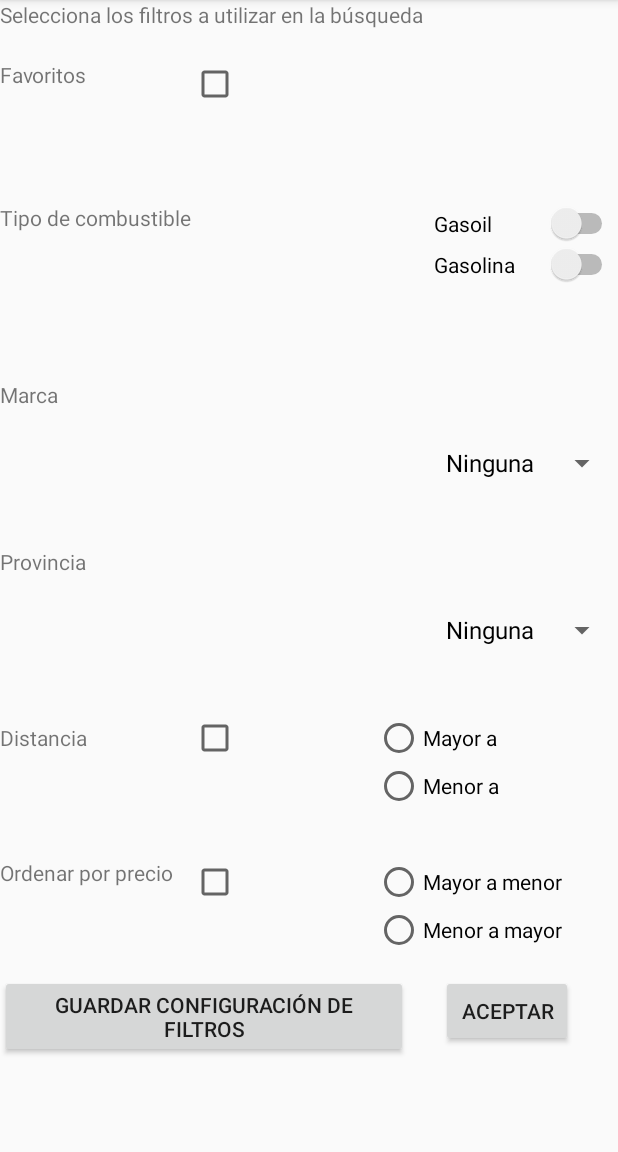
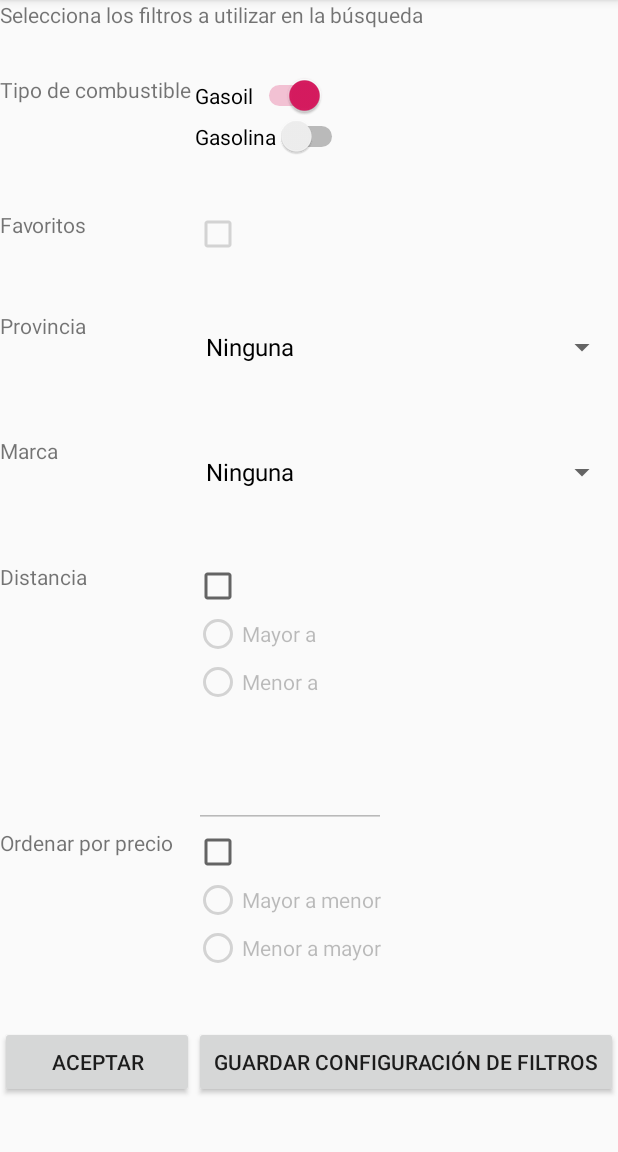
Before and after one commit to isunican/AppGasolinerasGrupo5, an Android app: the screen it shows after launch (FilterActivity), after a tap on "MOSTRAR FILTROS", on a phone screen of 412 x 824 dp, the part 84-1236 px from its top. Run offline under Robolectric (Android 15) with nearby library versions, the phone set to English and light mode, and no system bars; network calls fail; 1 statement that could not run was skipped.

Commit message:
Añadida mejora de la interfaz gráfica.

```diff
--- a/AndroidProject/app/src/main/java/com/isunican/proyectobase/Views/FilterActivity.java
+++ b/AndroidProject/app/src/main/java/com/isunican/proyectobase/Views/FilterActivity.java
@@ -1,19 +1,19 @@
 package com.isunican.proyectobase.Views;
 
 import androidx.appcompat.app.AppCompatActivity;
-import com.isunican.proyectobase.Presenter.*;
 import com.isunican.proyectobase.Model.*;
 import com.isunican.proyectobase.R;
 
 import android.os.Bundle;
-import android.view.View;
-import android.widget.AdapterView;
 import android.widget.ArrayAdapter;
-import android.widget.ListView;
+import android.widget.CheckBox;
+import android.widget.CompoundButton;
+import android.widget.EditText;
+import android.widget.RadioButton;
 import android.widget.Spinner;
+import android.widget.Switch;
 
 import java.util.ArrayList;
-import java.util.List;
 
 public class FilterActivity extends AppCompatActivity {
 
@@ -23,6 +23,20 @@ public class FilterActivity extends AppCompatActivity {
     ArrayList<String> marcas;
     ArrayList<String> provincias;
 
+    CheckBox checkDistancia;
+    CheckBox checkPrecio;
+    CheckBox checkFavoritos;
+
+    RadioButton r_distancia_mayorA;
+    RadioButton r_distancia_menorA;
+
+    RadioButton r_precio_mayorAMenor;
+    RadioButton r_precio_menorAMayor;
+
+    EditText textNumberDistancia;
+
+    Switch switchGasoil;
+
     @Override
     protected void onCreate(Bundle savedInstanceState) {
         super.onCreate(savedInstanceState);
@@ -31,15 +45,21 @@ public class FilterActivity extends AppCompatActivity {
         spinnerMarca = findViewById(R.id.spinnerMarca);
         spinnerProvincia = findViewById(R.id.spinnerProvincia);
 
+        switchGasoil = findViewById(R.id.switchGasoil);
+        //La opción de filtro por defecto debe ser Gasoil
+        switchGasoil.setChecked(true);
+
         marcas = new ArrayList<String>();
         provincias = new ArrayList<String>();
 
-        Bundle datos = this.getIntent().getExtras();
         gasolineras = (ArrayList<Gasolinera>) getIntent().getSerializableExtra("list_gasolineras");
 
+        //La primera opción debe ser "nada seleccionado"
         marcas.add("Ninguna");
         provincias.add("Ninguna");
 
+        //Rellenamos las listas locales para que tengan toda la información de marcas
+        //y provincias.
         for (Gasolinera g: gasolineras) {
             if (!marcas.contains(g.getRotulo())) {
                 marcas.add(g.getRotulo());
@@ -50,37 +70,98 @@ public class FilterActivity extends AppCompatActivity {
             }
         }
 
+        //Construimos el adapter del spinner de manera que éste tenga de posibles opciones seleccionables todas las marcas
         ArrayAdapter<CharSequence> adpMarca = new ArrayAdapter(this, android.R.layout.simple_spinner_dropdown_item, marcas);
         spinnerMarca.setAdapter(adpMarca);
         //Opción por defecto: ninguna marca seleccionada
         spinnerMarca.setSelection(0);
 
-        spinnerMarca.setOnItemSelectedListener(new AdapterView.OnItemSelectedListener() {
+        /**spinnerMarca.setOnItemSelectedListener(new AdapterView.OnItemSelectedListener() {
             @Override
             public void onItemSelected(AdapterView<?> parent, View view, int position, long id) {
-                //  TODO
+                //  TODO Acción para cuando se seleccione una opción del spinner
             }
 
             @Override
             public void onNothingSelected(AdapterView<?> parent) {
-                //TODO
+                //TODO Acción para cuando se seleccione una opción del spinner
             }
-        });
+        });**/
 
+        //Construimos el adapter del spinner de manera que éste tenga de posibles opciones seleccionables todas las marcas
         ArrayAdapter<CharSequence> adpProvincia = new ArrayAdapter(this, android.R.layout.simple_spinner_dropdown_item, provincias);
         spinnerProvincia.setAdapter(adpProvincia);
         //Opción por defecto: ninguna provincia seleccionada
         spinnerProvincia.setSelection(0);
 
-        spinnerProvincia.setOnItemSelectedListener(new AdapterView.OnItemSelectedListener() {
+        /**spinnerProvincia.setOnItemSelectedListener(new AdapterView.OnItemSelectedListener() {
             @Override
             public void onItemSelected(AdapterView<?> parent, View view, int position, long id) {
-                //  TODO
+                //  TODO Acción para cuando se seleccione una opción del spinner
             }
 
             @Override
             public void onNothingSelected(AdapterView<?> parent) {
-                //TODO
+                //TODO Acción para cuando se seleccione una opción del spinner
+            }
+        });**/
+
+        //Campo de texto en el que se especifica la distancia
+        textNumberDistancia = findViewById(R.id.editTextDistancia);
+        //Botones "mayor que" y "menor que"
+        r_distancia_mayorA = findViewById(R.id.radioButtonMayor);
+        r_distancia_menorA = findViewById(R.id.radioButtonMenor);
+
+        //Botones "mayor a menor" y "menor a mayor"
+        r_precio_mayorAMenor = findViewById(R.id.radioButtonAsc);
+        r_precio_menorAMayor = findViewById(R.id.radioButtonDesc);
+
+        //Inicialmente están desactivados, ya que no se ha especificado ningún filtro.
+        r_distancia_mayorA.setEnabled(false);
+        r_distancia_menorA.setEnabled(false);
+        textNumberDistancia.setEnabled(false);
+
+        r_precio_mayorAMenor.setEnabled(false);
+        r_precio_menorAMayor.setEnabled(false);
+
+        //CheckBox que indica si se está filtrando por distancia
+        checkDistancia = findViewById(R.id.checkDistancia);
+        //CheckBox que indica si se está filtrando por precio
+        checkPrecio = findViewById(R.id.checkPrecio);
+        //CheckBox que indica si se está filtrando por gasolineras guardadas como favoritas
+        checkFavoritos = findViewById(R.id.checkFavoritos);
+        //TODO De momento esta función está desactivada
+        checkFavoritos.setEnabled(false);
+
+        //Si el usuario indica que quiere filtrar por distancia, se habilitan los botones
+        //de selección de orden y la caja de texto.
+        checkDistancia.setOnCheckedChangeListener(new CompoundButton.OnCheckedChangeListener() {
+            @Override
+            public void onCheckedChanged(CompoundButton buttonView, boolean isChecked) {
+                if(isChecked){
+                    r_distancia_mayorA.setEnabled(true);
+                    r_distancia_menorA.setEnabled(true);
+                    textNumberDistancia.setEnabled(true);
+                } else {
+                    r_distancia_mayorA.setEnabled(false);
+                    r_distancia_menorA.setEnabled(false);
+                    textNumberDistancia.setEnabled(false);
+                }
+            }
+        });
+
+        //Si el usuario indica que quiere ordenar por precio, se habilitan los botones
+        //de selección de orden.
+        checkPrecio.setOnCheckedChangeListener(new CompoundButton.OnCheckedChangeListener() {
+            @Override
+            public void onCheckedChanged(CompoundButton buttonView, boolean isChecked) {
+                if(isChecked){
+                    r_precio_mayorAMenor.setEnabled(true);
+                    r_precio_menorAMayor.setEnabled(true);
+                } else {
+                    r_precio_mayorAMenor.setEnabled(false);
+                    r_precio_menorAMayor.setEnabled(false);
+                }
             }
         });
 
--- a/AndroidProject/app/src/main/java/com/isunican/proyectobase/Views/MainActivity.java
+++ b/AndroidProject/app/src/main/java/com/isunican/proyectobase/Views/MainActivity.java
@@ -114,6 +114,8 @@ public class MainActivity extends AppCompatActivity {
     //Abrir menú filtros
     public void openFilterActivity(){
         Intent intentFilterActivity = new Intent(this, FilterActivity.class);
+        //Le pasamos la lista de gasolineras para que la nueva ventana tenga la información
+        //completa de las marcas y provincias con las que se trabaja.
         ArrayList<Gasolinera> gs = new ArrayList<Gasolinera>(presenterGasolineras.getGasolineras());
         intentFilterActivity.putExtra("list_gasolineras", gs);
         startActivity(intentFilterActivity);
--- a/AndroidProject/app/src/main/res/layout/activity_filter.xml
+++ b/AndroidProject/app/src/main/res/layout/activity_filter.xml
@@ -7,8 +7,13 @@
     tools:context=".Views.FilterActivity">
 
     <RelativeLayout
-        android:layout_width="match_parent"
-        android:layout_height="match_parent">
+        android:id="@+id/relativeLayout"
+        android:layout_width="0dp"
+        android:layout_height="0dp"
+        app:layout_constraintBottom_toBottomOf="parent"
+        app:layout_constraintEnd_toEndOf="parent"
+        app:layout_constraintStart_toStartOf="parent"
+        app:layout_constraintTop_toTopOf="parent">
 
         <TextView
             android:id="@+id/textTitle"
@@ -19,41 +24,53 @@
         <Space
             android:id="@+id/space1"
             android:layout_width="wrap_content"
-            android:layout_height="40dp" />
-
-        <Button
-            android:id="@+id/btnAceptar"
-            android:layout_width="wrap_content"
-            android:layout_height="wrap_content"
-            android:layout_alignEnd="@id/tablaFiltros"
-            android:layout_alignRight="@id/tablaFiltros"
-            android:layout_marginTop="650dp"
-            android:layout_marginRight="30dp"
-            android:elevation="0dp"
-            android:text="Aceptar"
-            android:visibility="visible"
-            tools:visibility="visible" />
-
-        <Button
-            android:id="@+id/btnGuardarConfig"
-            android:layout_width="wrap_content"
-            android:layout_height="wrap_content"
-            android:layout_alignLeft="@id/tablaFiltros"
-            android:layout_alignEnd="@id/tablaFiltros"
-            android:layout_marginLeft="0dp"
-            android:layout_marginTop="650dp"
-            android:layout_marginRight="140dp"
-            android:text="Guardar configuración de filtros" />
+            android:layout_height="50dp" />
 
         <TableLayout
             android:id="@+id/tablaFiltros"
             android:layout_width="match_parent"
             android:layout_height="match_parent"
             android:layout_below="@id/space1"
-            android:layout_marginBottom="100dp"
             android:gravity="start">
 
             <TableRow
+                android:id="@+id/rowCombustible"
+                android:layout_width="match_parent"
+                android:layout_height="match_parent"
+                android:layout_weight="1">
+
+                <TextView
+                    android:id="@+id/textTipoCombustible"
+                    android:layout_width="match_parent"
+                    android:layout_height="wrap_content"
+                    android:layout_weight="2"
+                    android:text="Tipo de combustible" />
+
+                <LinearLayout
+                    android:layout_width="match_parent"
+                    android:layout_height="wrap_content"
+                    android:layout_weight="1"
+                    android:orientation="vertical">
+
+                    <Switch
+                        android:id="@+id/switchGasoil"
+                        android:layout_width="wrap_content"
+                        android:layout_height="match_parent"
+                        android:layout_weight="1"
+                        android:text="Gasoil" />
+
+                    <Switch
+                        android:id="@+id/switchGasolina"
+                        android:layout_width="wrap_content"
+                        android:layout_height="match_parent"
+                        android:layout_weight="1"
+                        android:text="Gasolina" />
+                </LinearLayout>
+
+            </TableRow>
+
+            <TableRow
+                android:id="@+id/rowFavoritos"
                 android:layout_width="match_parent"
                 android:layout_height="match_parent"
                 android:layout_weight="1">
@@ -62,50 +79,40 @@
                     android:id="@+id/textFavoritos"
                     android:layout_width="match_parent"
                     android:layout_height="match_parent"
+                    android:layout_weight="1"
                     android:text="Favoritos" />
 
                 <CheckBox
                     android:id="@+id/checkFavoritos"
                     android:layout_width="match_parent"
-                    android:layout_height="wrap_content" />
+                    android:layout_height="wrap_content"
+                    android:layout_weight="1" />
             </TableRow>
 
             <TableRow
-                android:id="@+id/row1"
+                android:id="@+id/rowProvincia"
                 android:layout_width="match_parent"
                 android:layout_height="match_parent"
                 android:layout_weight="1">
 
                 <TextView
-                    android:id="@+id/textTipoCombustible"
+                    android:id="@+id/textProvincia"
                     android:layout_width="match_parent"
                     android:layout_height="match_parent"
                     android:layout_weight="1"
-                    android:text="Tipo de combustible" />
+                    android:text="Provincia" />
 
-                <LinearLayout
-                    android:layout_width="wrap_content"
+                <Spinner
+                    android:id="@+id/spinnerProvincia"
+                    android:layout_width="match_parent"
                     android:layout_height="wrap_content"
-                    android:orientation="vertical">
-
-                    <Switch
-                        android:id="@+id/switchGasoil"
-                        android:layout_width="match_parent"
-                        android:layout_height="match_parent"
-                        android:layout_weight="0"
-                        android:text="Gasoil" />
-
-                    <Switch
-                        android:id="@+id/switchGasolina"
-                        android:layout_width="match_parent"
-                        android:layout_height="match_parent"
-                        android:layout_weight="0"
-                        android:text="Gasolina" />
-                </LinearLayout>
+                    android:layout_weight="1"
+                    android:visibility="visible" />
 
             </TableRow>
 
             <TableRow
+                android:id="@+id/rowMarca"
                 android:layout_width="match_parent"
                 android:layout_height="match_parent"
                 android:layout_weight="1">
@@ -117,81 +124,46 @@
                     android:layout_weight="1"
                     android:text="Marca" />
 
-                <LinearLayout
+                <Spinner
+                    android:id="@+id/spinnerMarca"
                     android:layout_width="match_parent"
-                    android:layout_height="match_parent"
-                    android:orientation="vertical">
-
-                    <Spinner
-                        android:id="@+id/spinnerMarca"
-                        android:layout_width="match_parent"
-                        android:layout_height="match_parent"
-                        android:layout_weight="1"
-                        android:visibility="visible"
-                        tools:visibility="visible" />
-                </LinearLayout>
+                    android:layout_height="wrap_content"
+                    android:layout_weight="1"
+                    android:visibility="visible" />
 
             </TableRow>
 
             <TableRow
-                android:layout_width="match_parent"
-                android:layout_height="match_parent"
-                android:layout_weight="1">
-
-                <TextView
-                    android:id="@+id/textProvincia"
-                    android:layout_width="match_parent"
-                    android:layout_height="match_parent"
-                    android:layout_weight="1"
-                    android:text="Provincia" />
-
-                <LinearLayout
-                    android:layout_width="match_parent"
-                    android:layout_height="match_parent"
-                    android:orientation="vertical">
-
-                    <Spinner
-                        android:id="@+id/spinnerProvincia"
-                        android:layout_width="match_parent"
-                        android:layout_height="match_parent"
-                        android:layout_weight="1"
-                        android:visibility="visible"
-                        tools:visibility="visible" />
-                </LinearLayout>
-
-            </TableRow>
-
-            <TableRow
+                android:id="@+id/rowDistancia"
                 android:layout_width="match_parent"
                 android:layout_height="match_parent"
                 android:layout_weight="1">
 
                 <TextView
                     android:id="@+id/textDistancia"
-                    android:layout_width="wrap_content"
-                    android:layout_height="wrap_content"
-                    android:layout_weight="0"
+                    android:layout_width="match_parent"
+                    android:layout_height="match_parent"
+                    android:layout_weight="1"
                     android:text="Distancia"
                     android:visibility="visible" />
-
-                <CheckBox
-                    android:id="@+id/checkDistancia"
-                    android:layout_width="match_parent"
-                    android:layout_height="wrap_content"
-                    android:layout_marginRight="0dp"
-                    android:layout_weight="0"
-                    android:visibility="visible"
-                    tools:visibility="visible" />
 
                 <LinearLayout
                     android:layout_width="match_parent"
                     android:layout_height="match_parent"
+                    android:layout_weight="1"
                     android:orientation="vertical">
 
+                    <CheckBox
+                        android:id="@+id/checkDistancia"
+                        android:layout_width="wrap_content"
+                        android:layout_height="wrap_content"
+                        android:visibility="visible" />
+
                     <RadioGroup
+                        android:id="@+id/radioGroupDistancia"
                         android:layout_width="match_parent"
-                        android:layout_height="match_parent"
-                        android:layout_weight="0">
+                        android:layout_height="0dp"
+                        android:layout_weight="1">
 
                         <RadioButton
                             android:id="@+id/radioButtonMayor"
@@ -208,57 +180,87 @@
                     </RadioGroup>
 
                     <EditText
-                        android:id="@+id/editTextNumberDecimal"
-                        android:layout_width="match_parent"
-                        android:layout_height="wrap_content"
-                        android:layout_weight="0"
+                        android:id="@+id/editTextDistancia"
+                        android:layout_width="wrap_content"
+                        android:layout_height="0dp"
+                        android:layout_weight="1"
                         android:ems="6"
-                        android:inputType="numberDecimal" />
+                        android:inputType="numberDecimal"
+                        android:visibility="visible" />
 
                 </LinearLayout>
 
             </TableRow>
 
             <TableRow
+                android:id="@+id/rowPrecio"
                 android:layout_width="match_parent"
-                android:layout_height="match_parent"
+                android:layout_height="wrap_content"
                 android:layout_weight="1">
 
                 <TextView
                     android:id="@+id/textPrecio"
                     android:layout_width="match_parent"
                     android:layout_height="match_parent"
+                    android:layout_weight="1"
                     android:text="Ordenar por precio" />
-
-                <CheckBox
-                    android:id="@+id/checkPrecio"
-                    android:layout_width="wrap_content"
-                    android:layout_height="wrap_content" />
 
                 <LinearLayout
                     android:layout_width="match_parent"
                     android:layout_height="match_parent"
+                    android:layout_weight="1"
                     android:orientation="vertical">
 
+                    <CheckBox
+                        android:id="@+id/checkPrecio"
+                        android:layout_width="wrap_content"
+                        android:layout_height="wrap_content" />
+
                     <RadioGroup
-                        android:layout_width="wrap_content"
-                        android:layout_height="wrap_content">
+                        android:id="@+id/radioGroupPrecio"
+                        android:layout_width="match_parent"
+                        android:layout_height="0dp"
+                        android:layout_weight="1">
 
                         <RadioButton
                             android:id="@+id/radioButtonAsc"
-                            android:layout_width="match_parent"
-                            android:layout_height="match_parent"
+                            android:layout_width="wrap_content"
+                            android:layout_height="wrap_content"
                             android:text="Mayor a menor"
                             android:visibility="visible" />
 
                         <RadioButton
                             android:id="@+id/radioButtonDesc"
-                            android:layout_width="match_parent"
-                            android:layout_height="match_parent"
+                            android:layout_width="wrap_content"
+                            android:layout_height="wrap_content"
                             android:text="Menor a mayor"
                             android:visibility="visible" />
                     </RadioGroup>
                 </LinearLayout>
+
+            </TableRow>
+
+            <TableRow
+                android:id="@+id/rowBotones"
+                android:layout_width="wrap_content"
+                android:layout_height="wrap_content"
+                android:layout_weight="1">
+
+                <Button
+                    android:id="@+id/btnAceptar"
+                    android:layout_width="wrap_content"
+                    android:layout_height="wrap_content"
+                    android:layout_weight="1"
+                    android:text="Aceptar"
+                    android:visibility="visible" />
+
+                <Button
+                    android:id="@+id/btnGuardarConfig"
+                    android:layout_width="wrap_content"
+                    android:layout_height="wrap_content"
+                    android:layout_weight="1"
+                    android:text="Guardar configuración de filtros"
+                    android:visibility="visible" />
 
             </TableRow>
 
```
